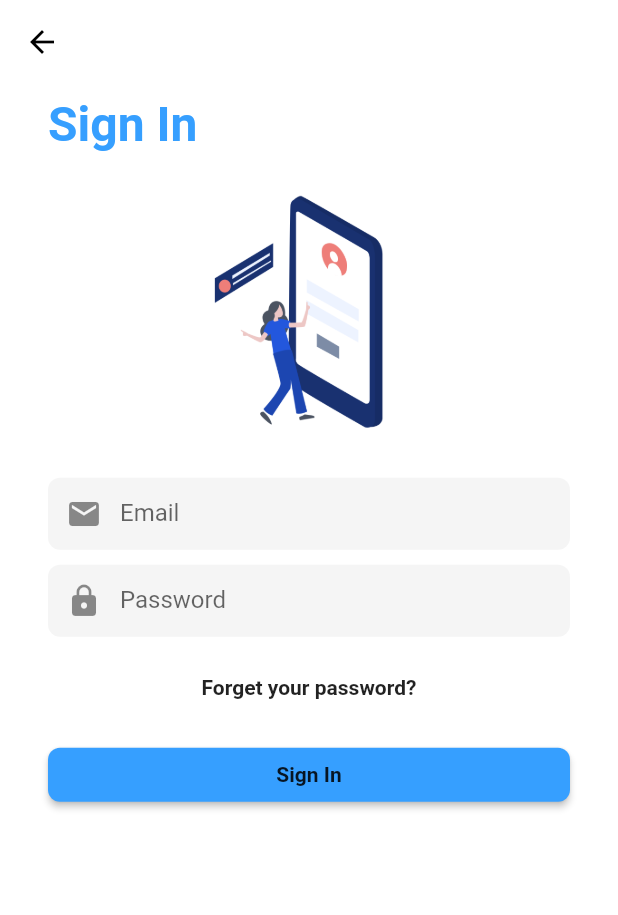
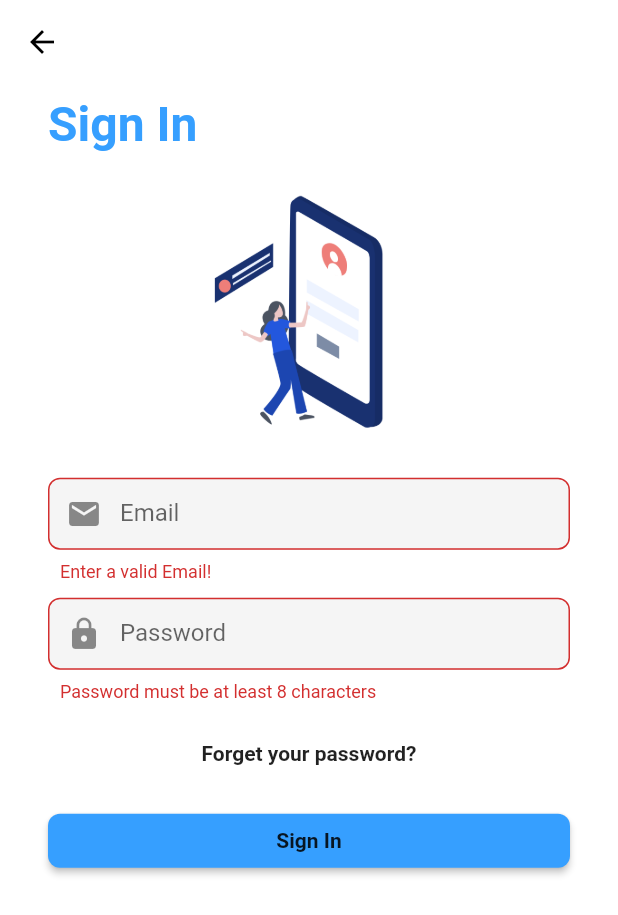
Before and after one commit to UserKazun/relationship_management, a Flutter app: the SignInScreen screen opened by its route, after a tap on "Sign In", on a phone screen of 412 x 824 dp. Shown: the top 915 px of the screen. Run offline on Flutter 3.47's test engine with Material 2 defaults, Android fonts, the phone set to English and light mode, and no system bars; our stand-ins replace cloud_firestore, firebase_auth, flutter_signin_button, flutter_spinkit, flutter_staggered_animations, google_fonts and 2 more; missing offline and left inert: apple_sign_in; accounts and stored records are empty.

Commit message:
Implementation of email address sign-in flow.

```diff
--- a/lib/src/ui/screens/signin_screen.dart
+++ b/lib/src/ui/screens/signin_screen.dart
@@ -1,5 +1,8 @@
 import 'package:flutter/cupertino.dart';
 import 'package:flutter/material.dart';
+import 'package:relationship_management/src/services/auth.dart';
+
+import 'home_screen.dart';
 
 class SignInScreen extends StatefulWidget {
   static const String routeName = '/signIn_screen';
@@ -10,9 +13,64 @@ class SignInScreen extends StatefulWidget {
 
 class _SignInScreenState extends State<SignInScreen> {
   final _formKey = GlobalKey<FormState>();
+  final _emailController = TextEditingController();
+  final _passwordController = TextEditingController();
+  bool loading = false;
+  String errorMessage = "";
 
-  final nameFocus = FocusNode();
-  final passwordFocus = FocusNode();
+  String validateEmail(String value) {
+    Pattern pattern =
+        r'^(([^<>()[\]\\.,;:\s@\"]+(\.[^<>()[\]\\.,;:\s@\"]+)*)|(\".+\"))@'
+        r'((\[[0-9]{1,3}\.[0-9]{1,3}\.[0-9]{1,3}\.[0-9]{1,3}\])|(([a-zA-Z\-0-9]+\.)'
+        r'+[a-zA-Z]{2,}))$';
+
+    RegExp regex = new RegExp(pattern);
+    if (!regex.hasMatch(value))
+      return 'Enter a valid Email!';
+    else
+      return null;
+  }
+
+  void _submitForm() async {
+    if (_formKey.currentState.validate()) {
+      try {
+        setState(() {
+          loading = true;
+        });
+        final user =
+        await Auth.signIn(_emailController.text, _passwordController.text);
+        if (user != null) {;
+          Navigator.pushAndRemoveUntil(
+              context,
+              MaterialPageRoute(builder: (context) => HomeScreen(user)),
+              ModalRoute.withName('/'));
+        }
+      } catch (error) {
+        setState(() {
+          loading = false;
+          switch (error.code) {
+            case 'ERROR_INVALID_EMAIL':
+              errorMessage = 'Your email address appears to be malformed.';
+              break;
+            case "ERROR_WRONG_PASSWORD":
+              errorMessage = "Incorrect password.";
+              break;
+            case "ERROR_USER_NOT_FOUND":
+              errorMessage = "User with this email doesn't exist.";
+              break;
+            case "ERROR_USER_DISABLED":
+              errorMessage = "User with this email has been disabled.";
+              break;
+            case "ERROR_TOO_MANY_REQUESTS":
+              errorMessage = "Too many requests. Try again later.";
+              break;
+            default:
+              errorMessage = "Something went wrong.";
+          }
+        });
+      }
+    }
+  }
 
   @override
   Widget build(BuildContext context) {
@@ -51,11 +109,12 @@ class _SignInScreenState extends State<SignInScreen> {
                       children: <Widget>[
                         SizedBox(height: 5),
                         TextFormField(
-                          validator: (value) {
-                            if (value.isEmpty) {
-                              return 'mail address';
-                            }
-                            return null;
+                          keyboardType: TextInputType.emailAddress,
+                          textInputAction: TextInputAction.next,
+                          controller: _emailController,
+                          validator: (value) => validateEmail(value),
+                          onFieldSubmitted: (v) {
+                            FocusScope.of(context).nextFocus();
                           },
                           decoration: InputDecoration(
                             labelText: 'Email',
@@ -65,9 +124,11 @@ class _SignInScreenState extends State<SignInScreen> {
                         SizedBox(height: 10),
 
                         TextFormField(
+                          keyboardType: TextInputType.text,
+                          controller: _passwordController,
                           validator: (value) {
-                            if (value.isEmpty) {
-                              return 'password';
+                            if (value.length < 8) {
+                              return 'Password must be at least 8 characters';
                             }
                             return null;
                           },
@@ -75,6 +136,7 @@ class _SignInScreenState extends State<SignInScreen> {
                             labelText: 'Password',
                             prefixIcon: Icon(Icons.lock),
                           ),
+                          obscureText: true,
                         ),
                         SizedBox(height: 10),
 
@@ -83,7 +145,6 @@ class _SignInScreenState extends State<SignInScreen> {
                             'Forget your password?'
                           ),
                           onPressed: () {
-
                           },
                         ),
 
@@ -93,7 +154,7 @@ class _SignInScreenState extends State<SignInScreen> {
                               'Sign In'
                           ),
                           onPressed: () {
-
+                            _submitForm();
                           },
                         ),
                       ],
```
